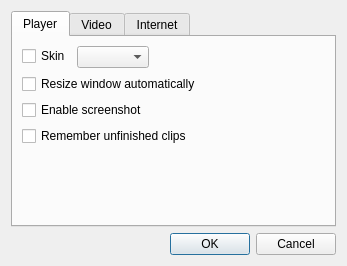
coslyk/moonplayer, file src/settingsdialog.ui: the form before one commit.
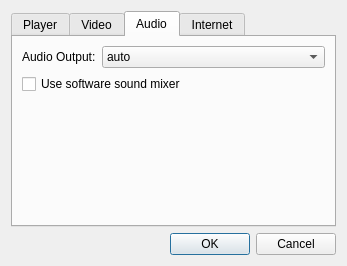
The form after the commit. The open tabs and pages were chosen to show the change.

What changed in the file:
```diff
--- a/src/settingsdialog.ui
+++ b/src/settingsdialog.ui
@@ -250,6 +250,36 @@
        </item>
       </layout>
      </widget>
+     <widget class="QWidget" name="tab">
+      <attribute name="title">
+       <string>Audio</string>
+      </attribute>
+      <layout class="QFormLayout" name="formLayout_3">
+       <item row="0" column="0">
+        <widget class="QLabel" name="label_2">
+         <property name="text">
+          <string>Audio Output:</string>
+         </property>
+        </widget>
+       </item>
+       <item row="0" column="1">
+        <widget class="QComboBox" name="aoComboBox">
+         <item>
+          <property name="text">
+           <string>auto</string>
+          </property>
+         </item>
+        </widget>
+       </item>
+       <item row="1" column="0" colspan="2">
+        <widget class="QCheckBox" name="softvolCheckBox">
+         <property name="text">
+          <string>Use software sound mixer</string>
+         </property>
+        </widget>
+       </item>
+      </layout>
+     </widget>
      <widget class="QWidget" name="netTab">
       <attribute name="title">
        <string>Internet</string>
```
Left out of the diff: 3 changed lines with no effect on the pictures.
